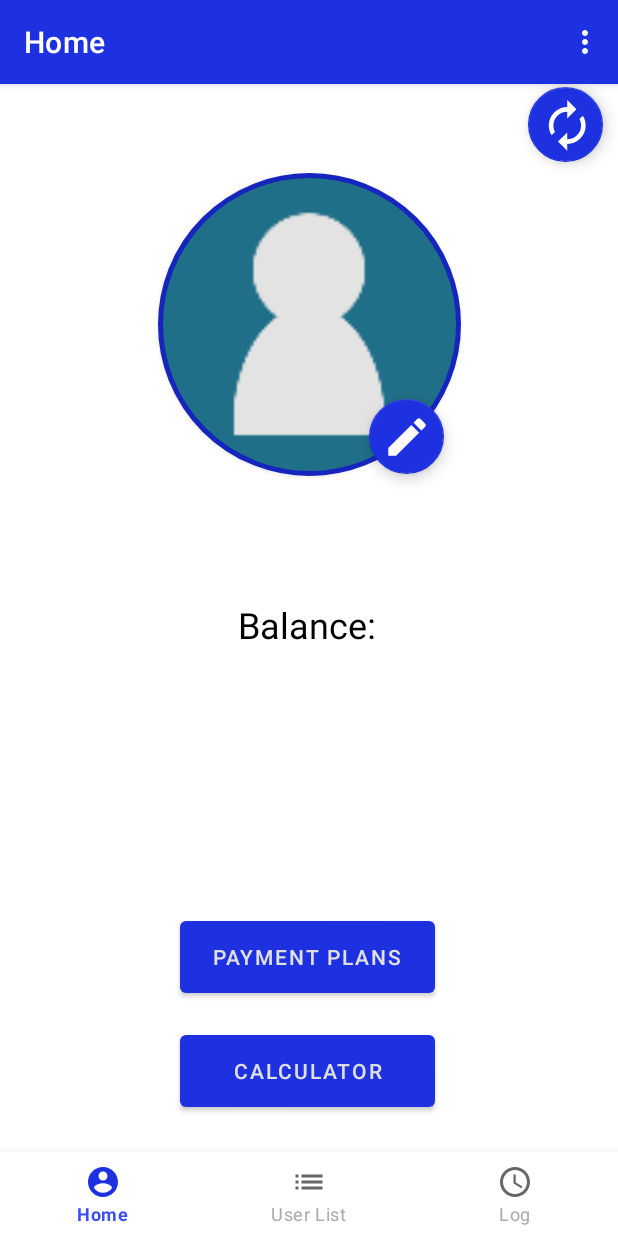
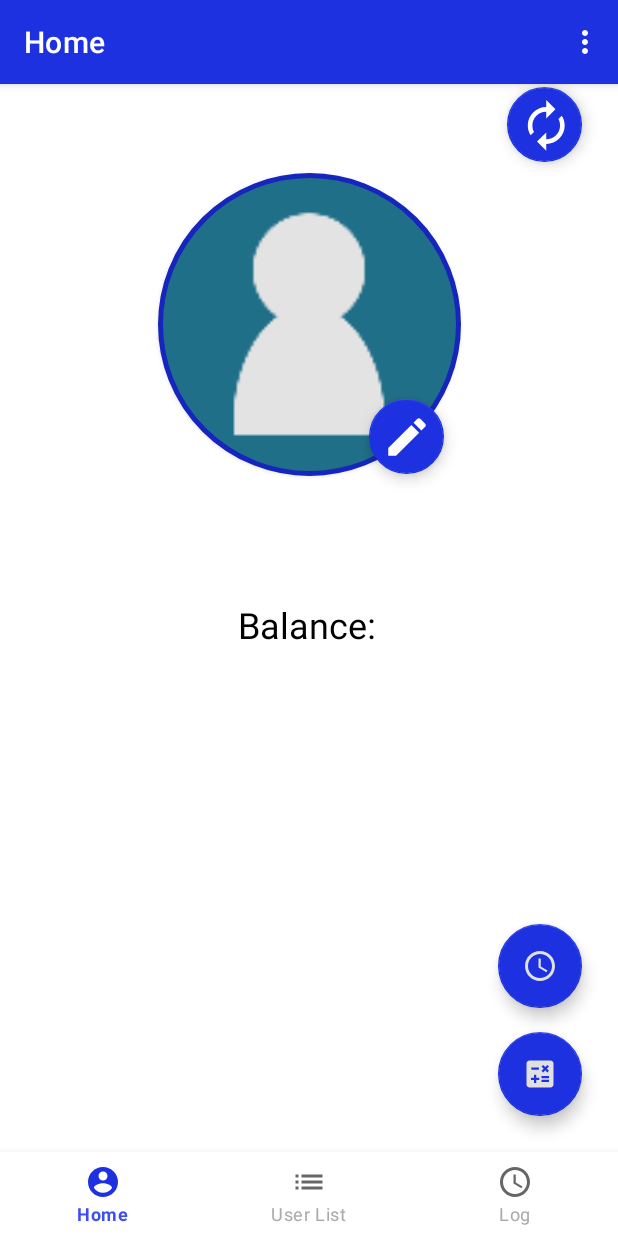
Before and after one commit to Bananenpro/hbank-android-old, an Android app: the HomeFragment screen opened directly, with no data from a screen before it, on a phone screen of 412 x 824 dp. Run offline under Robolectric (Android 15) with nearby library versions, the phone set to English and light mode, and no system bars; our stand-ins replace navigation-ui; libraries missing offline, so code that uses them is left out: com.kbeanie.multipicker; pictures from the network do not load; 3 statements that could not run were skipped.

Commit message:
Change home layout

```diff
--- /dev/null
+++ b/app/src/main/res/drawable/calculator_icon.xml
@@ -0,0 +1,5 @@
+<vector android:height="24dp" android:tint="#FFFFFF"
+    android:viewportHeight="24" android:viewportWidth="24"
+    android:width="24dp" xmlns:android="http://schemas.android.com/apk/res/android">
+    <path android:fillColor="@android:color/white" android:pathData="M19,3H5C3.9,3 3,3.9 3,5v14c0,1.1 0.9,2 2,2h14c1.1,0 2,-0.9 2,-2V5C21,3.9 20.1,3 19,3zM13.03,7.06L14.09,6l1.41,1.41L16.91,6l1.06,1.06l-1.41,1.41l1.41,1.41l-1.06,1.06L15.5,9.54l-1.41,1.41l-1.06,-1.06l1.41,-1.41L13.03,7.06zM6.25,7.72h5v1.5h-5V7.72zM11.5,16h-2v2H8v-2H6v-1.5h2v-2h1.5v2h2V16zM18,17.25h-5v-1.5h5V17.25zM18,14.75h-5v-1.5h5V14.75z"/>
+</vector>
--- /dev/null
+++ b/app/src/main/res/drawable/payment_plan_icon.xml
@@ -0,0 +1,6 @@
+<vector android:height="24dp" android:tint="#FFFFFF"
+    android:viewportHeight="24" android:viewportWidth="24"
+    android:width="24dp" xmlns:android="http://schemas.android.com/apk/res/android">
+    <path android:fillColor="@android:color/white" android:pathData="M11.99,2C6.47,2 2,6.48 2,12s4.47,10 9.99,10C17.52,22 22,17.52 22,12S17.52,2 11.99,2zM12,20c-4.42,0 -8,-3.58 -8,-8s3.58,-8 8,-8 8,3.58 8,8 -3.58,8 -8,8z"/>
+    <path android:fillColor="@android:color/white" android:pathData="M12.5,7H11v6l5.25,3.15 0.75,-1.23 -4.5,-2.67z"/>
+</vector>
--- a/app/src/main/res/layout/fragment_home.xml
+++ b/app/src/main/res/layout/fragment_home.xml
@@ -11,7 +11,7 @@
         android:layout_width="wrap_content"
         android:layout_height="wrap_content"
         android:layout_marginTop="2dp"
-        android:layout_marginEnd="10dp"
+        android:layout_marginEnd="24dp"
         android:foreground="@drawable/refresh_icon"
         android:foregroundGravity="center"
         android:onClick="loadUserInfo"
@@ -21,30 +21,6 @@
         app:layout_constraintTop_toTopOf="parent"
         tools:ignore="ContentDescription" />
 
-
-    <Button
-        android:id="@+id/home_payment_plans_btn"
-        android:layout_width="170dp"
-        android:layout_height="60dp"
-        android:layout_marginBottom="16dp"
-        android:onClick="paymentPlans"
-        android:text="@string/payment_plans"
-        app:layout_constraintBottom_toTopOf="@+id/home_calculator_btn"
-        app:layout_constraintEnd_toEndOf="parent"
-        app:layout_constraintHorizontal_bias="0.497"
-        app:layout_constraintStart_toStartOf="parent" />
-
-    <Button
-        android:id="@+id/home_calculator_btn"
-        android:layout_width="170dp"
-        android:layout_height="60dp"
-        android:layout_marginBottom="80dp"
-        android:onClick="calculator"
-        android:text="@string/title_activity_calculator"
-        app:layout_constraintBottom_toBottomOf="parent"
-        app:layout_constraintEnd_toEndOf="parent"
-        app:layout_constraintHorizontal_bias="0.497"
-        app:layout_constraintStart_toStartOf="parent" />
 
     <androidx.cardview.widget.CardView
         android:id="@+id/cardView"
@@ -116,4 +92,28 @@
         app:layout_constraintTop_toTopOf="@+id/cardView"
         tools:ignore="ContentDescription" />
 
+    <com.google.android.material.floatingactionbutton.FloatingActionButton
+        android:id="@+id/home_calculator_btn"
+        android:layout_width="wrap_content"
+        android:layout_height="wrap_content"
+        android:layout_marginEnd="24dp"
+        android:layout_marginBottom="80dp"
+        android:clickable="true"
+        android:onClick="calculator"
+        android:src="@drawable/calculator_icon"
+        app:layout_constraintBottom_toBottomOf="parent"
+        app:layout_constraintEnd_toEndOf="parent" />
+
+    <com.google.android.material.floatingactionbutton.FloatingActionButton
+        android:id="@+id/home_payment_plan_btn"
+        android:layout_width="wrap_content"
+        android:layout_height="wrap_content"
+        android:layout_marginEnd="24dp"
+        android:layout_marginBottom="16dp"
+        android:clickable="true"
+        android:onClick="paymentPlans"
+        android:src="@drawable/payment_plan_icon"
+        app:layout_constraintBottom_toTopOf="@+id/home_calculator_btn"
+        app:layout_constraintEnd_toEndOf="parent" />
+
 </androidx.constraintlayout.widget.ConstraintLayout>
```
